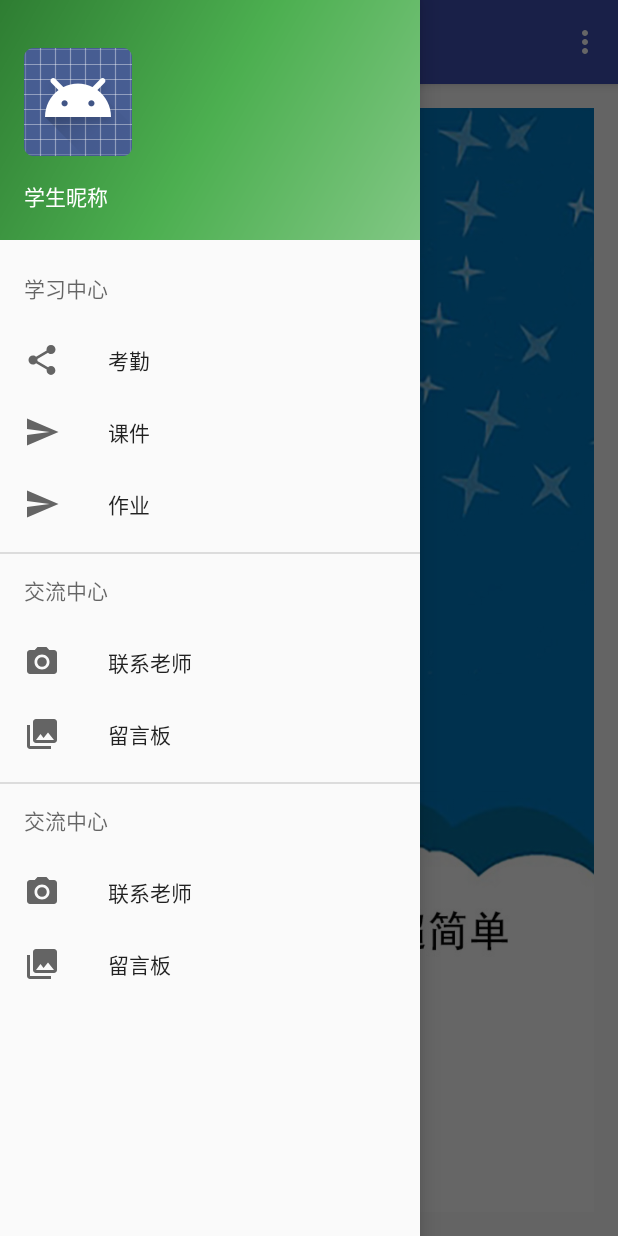
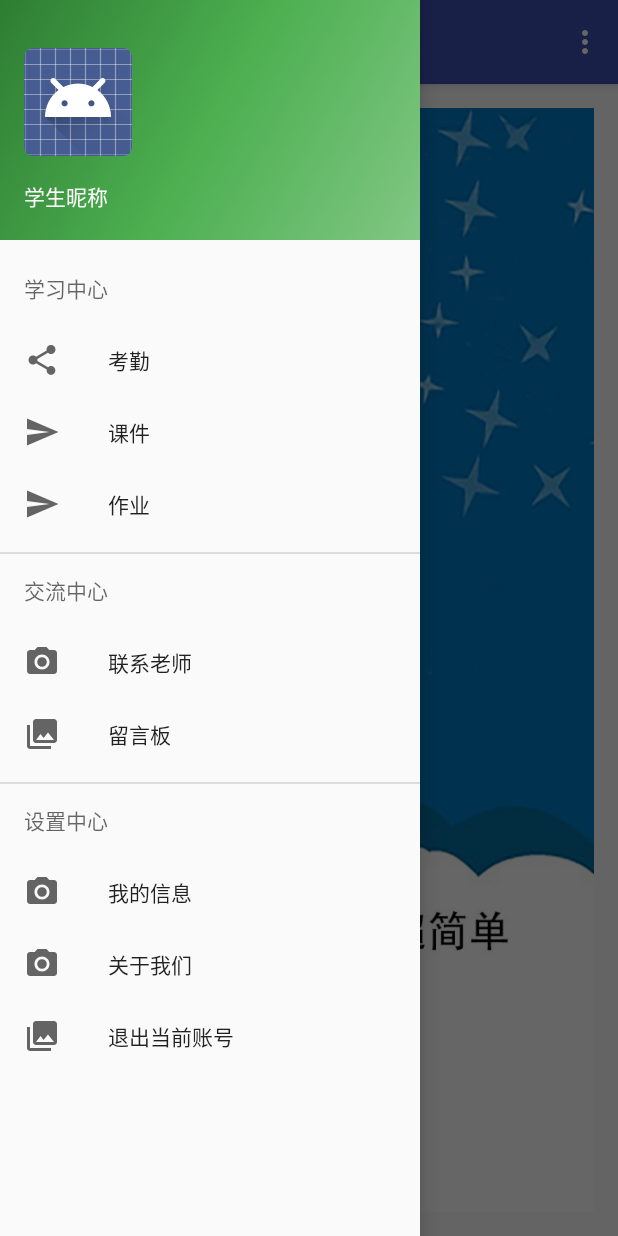
Before and after one commit to authorwang/Teachent_student, an Android app: the TeachentMainActivity screen opened directly, with no data from a screen before it, with the side drawer open, on a phone screen of 412 x 824 dp. Run offline under Robolectric (Android 15) with nearby library versions, the phone set to English and light mode, and no system bars.

Commit message:
finish nav_items

```diff
--- a/app/src/main/res/menu/activity_teachent_main_drawer.xml
+++ b/app/src/main/res/menu/activity_teachent_main_drawer.xml
@@ -37,16 +37,20 @@
     </group>
 
     <group android:checkableBehavior="single">
-        <item android:title="@string/drawer_menu_item_communicate">
+        <item android:title="@string/drawer_menu_item_settings">
             <menu>
                 <item
-                    android:id="@+id/nav_contact"
+                    android:id="@+id/nav_information"
                     android:icon="@drawable/ic_menu_camera"
-                    android:title="@string/drawer_menu_item_communicate_contact" />
+                    android:title="@string/drawer_menu_item_settings_information" />
                 <item
-                    android:id="@+id/nav_leave_message"
+                    android:id="@+id/nav_about"
+                    android:icon="@drawable/ic_menu_camera"
+                    android:title="@string/drawer_menu_item_settings_about" />
+                <item
+                    android:id="@+id/nav_logout"
                     android:icon="@drawable/ic_menu_gallery"
-                    android:title="@string/drawer_menu_item_communicate_leave_message" />
+                    android:title="@string/drawer_menu_item_settings_logout" />
             </menu>
         </item>
 
--- a/app/src/main/res/values/strings.xml
+++ b/app/src/main/res/values/strings.xml
@@ -16,17 +16,24 @@
     <string name="navigation_drawer_open">Open navigation drawer</string>
     <string name="navigation_drawer_close">Close navigation drawer</string>
 
+    <!--ActionBar-->
     <string name="action_qrcode">扫一扫</string>
 
+    <!--Title-->
     <string name="title_activity_teachent_main">老师带你飞</string>
 
+    <!--导航栏1-->
     <string name="drawer_menu_item_learn">学习中心</string>
     <string name="drawer_menu_item_learn_checkin">考勤</string>
     <string name="drawer_menu_item_learn_ppt">课件</string>
     <string name="drawer_menu_item_learn_homework">作业</string>
-
+    <!--导航栏2-->
     <string name="drawer_menu_item_communicate">交流中心</string>
     <string name="drawer_menu_item_communicate_contact">联系老师</string>
     <string name="drawer_menu_item_communicate_leave_message">留言板</string>
-
+    <!--导航栏3-->
+    <string name="drawer_menu_item_settings">设置中心</string>
+    <string name="drawer_menu_item_settings_information">我的信息</string>
+    <string name="drawer_menu_item_settings_about">关于我们</string>
+    <string name="drawer_menu_item_settings_logout">退出当前账号</string>
 </resources>
```
Also changed, not shown: app/src/main/java/com/ant/nepu/teachent/activity/TeachentLoginActivity.java (+1 -6 lines), app/src/main/java/com/ant/nepu/teachent/activity/TeachentMainActivity.java (+97 -2 lines).
